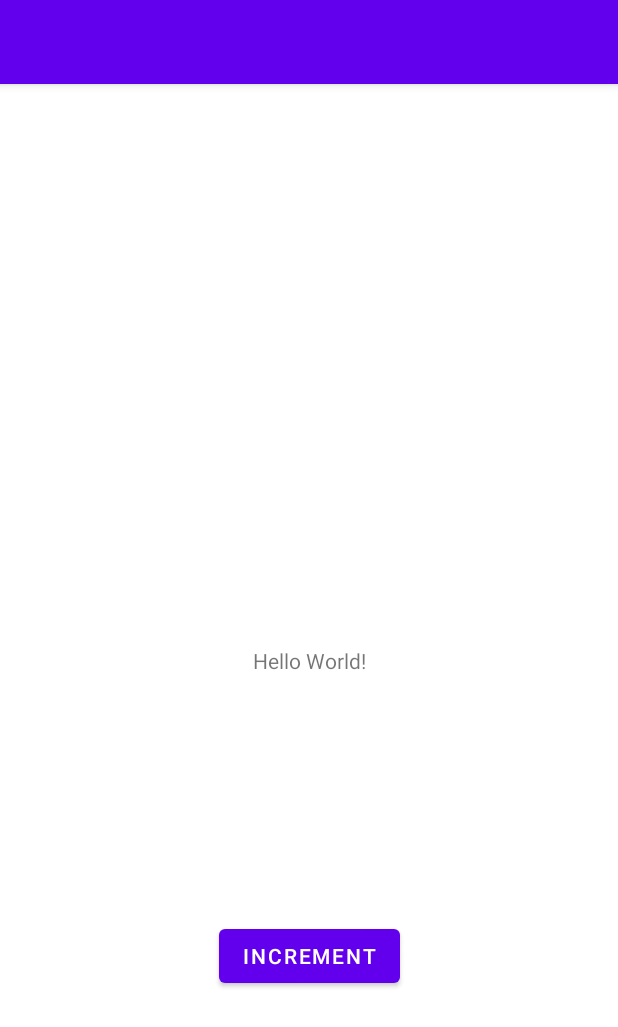
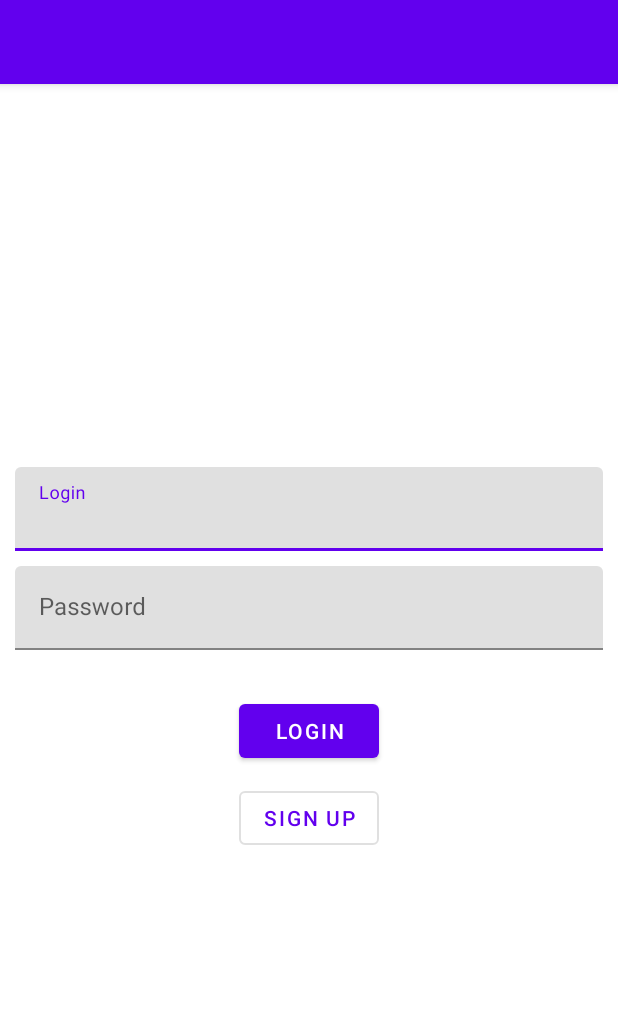
Before and after one commit to Abissem/Android4A, an Android app: the screen it shows after launch (MainActivity), on a phone screen of 412 x 824 dp. Shown: the top 1027 px of the screen. Run offline under Robolectric (Android 15) with nearby library versions, the phone set to English and light mode, and no system bars; our stand-ins replace Room's generated code; 3 statements that could not run were skipped.

Commit message:
ADD Features

```diff
--- a/app/build.gradle
+++ b/app/build.gradle
@@ -54,6 +54,9 @@ dependencies {
     implementation 'androidx.constraintlayout:constraintlayout:2.0.4'
     implementation "androidx.lifecycle:lifecycle-viewmodel-ktx:2.2.0"
     implementation "org.jetbrains.kotlinx:kotlinx-coroutines-core:1.4.0"
+    implementation 'org.jetbrains.kotlinx:kotlinx-coroutines-android:1.3.9'
+
+    implementation 'com.google.android.material:material:1.2.1'
 
     //ROOM
     implementation "androidx.room:room-runtime:$room_version"
--- a/app/src/main/java/com/example/android4a/data/local/DatabaseDao.kt
+++ b/app/src/main/java/com/example/android4a/data/local/DatabaseDao.kt
@@ -12,7 +12,7 @@ interface DatabaseDao {
     fun getAll(): List<UserLocal>
 
     @Query("SELECT * FROM userlocal WHERE email LIKE :email LIMIT 1")
-    fun findByName(email: String): UserLocal
+    fun findByName(email: String): UserLocal?
 
     @Insert
     fun insert(users: UserLocal)
--- a/app/src/main/java/com/example/android4a/data/repository/UserRepository.kt
+++ b/app/src/main/java/com/example/android4a/data/repository/UserRepository.kt
@@ -13,8 +13,8 @@ class UserRepository(
         databaseDao.insert(user.toData())
     }
 
-    fun getUser(email: String) : User {
+    fun getUser(email: String) : User? {
         val userLocal = databaseDao.findByName(email)
-        return userLocal.toEntity()
+        return userLocal?.toEntity()
     }
 }
--- a/app/src/main/java/com/example/android4a/domain/usecase/GetUserUseCase.kt
+++ b/app/src/main/java/com/example/android4a/domain/usecase/GetUserUseCase.kt
@@ -6,7 +6,7 @@ import com.example.android4a.domain.entity.User
 class GetUserUseCase(
     private val userRepository: UserRepository
 ) {
-    suspend fun invoke(email: String) : User{
+    suspend fun invoke(email: String) : User?{
         return userRepository.getUser(email)
     }
 }
--- /dev/null
+++ b/app/src/main/java/com/example/android4a/presentation/main/LoginStatus.kt
@@ -0,0 +1,6 @@
+package com.example.android4a.presentation.main
+
+sealed class LoginStatus
+
+data class LoginSuccess(val email: String) : LoginStatus()
+object LoginError : LoginStatus()
--- a/app/src/main/res/layout/activity_main.xml
+++ b/app/src/main/res/layout/activity_main.xml
@@ -4,26 +4,69 @@
     xmlns:tools="http://schemas.android.com/tools"
     android:layout_width="match_parent"
     android:layout_height="match_parent"
+    android:padding="10dp"
     tools:context=".presentation.main.MainActivity">
 
-    <TextView
-        android:id="@+id/main_text"
+    <com.google.android.material.textfield.TextInputLayout
+        android:id="@+id/login_input_layout"
+        android:layout_width="match_parent"
+        android:layout_height="wrap_content"
+        android:hint="Login"
+        app:layout_constraintVertical_chainStyle="packed"
+        app:layout_constraintTop_toTopOf="parent"
+        app:layout_constraintStart_toStartOf="parent"
+        app:layout_constraintEnd_toEndOf="parent"
+        app:layout_constraintBottom_toTopOf="@id/password_input_layout">
+
+        <com.google.android.material.textfield.TextInputEditText
+            android:id="@+id/login_edit"
+            android:layout_width="match_parent"
+            android:layout_height="wrap_content"
+            />
+
+    </com.google.android.material.textfield.TextInputLayout>
+
+    <com.google.android.material.textfield.TextInputLayout
+        android:id="@+id/password_input_layout"
+        android:layout_width="match_parent"
+        android:layout_height="wrap_content"
+        android:hint="Password"
+        android:layout_marginTop="10dp"
+        app:layout_constraintTop_toBottomOf="@id/login_input_layout"
+        app:layout_constraintStart_toStartOf="parent"
+        app:layout_constraintEnd_toEndOf="parent"
+        app:layout_constraintBottom_toTopOf="@id/login_button">
+
+        <com.google.android.material.textfield.TextInputEditText
+            android:id="@+id/password_edit"
+            android:layout_width="match_parent"
+            android:layout_height="wrap_content"
+            android:inputType="textPassword"
+            />
+
+    </com.google.android.material.textfield.TextInputLayout>
+
+    <com.google.android.material.button.MaterialButton
+        android:id="@+id/login_button"
+        android:layout_width="0dp"
+        android:layout_height="wrap_content"
+        android:layout_marginTop="30dp"
+        app:layout_constraintBottom_toTopOf="@id/create_account_button"
+        app:layout_constraintLeft_toLeftOf="@id/create_account_button"
+        app:layout_constraintRight_toRightOf="@id/create_account_button"
+        app:layout_constraintTop_toBottomOf="@+id/password_input_layout"
+        android:text="Login"/>
+
+    <com.google.android.material.button.MaterialButton
+        android:id="@+id/create_account_button"
         android:layout_width="wrap_content"
         android:layout_height="wrap_content"
-        android:text="Hello World!"
+        style="?attr/materialButtonOutlinedStyle"
+        android:layout_marginTop="10dp"
         app:layout_constraintBottom_toBottomOf="parent"
         app:layout_constraintLeft_toLeftOf="parent"
         app:layout_constraintRight_toRightOf="parent"
-        app:layout_constraintTop_toTopOf="parent" />
-
-    <Button
-        android:id="@+id/main_button"
-        android:layout_width="wrap_content"
-        android:layout_height="wrap_content"
-        app:layout_constraintBottom_toBottomOf="parent"
-        app:layout_constraintLeft_toLeftOf="parent"
-        app:layout_constraintRight_toRightOf="parent"
-        app:layout_constraintTop_toBottomOf="@+id/main_text"
-        android:text="Increment"/>
+        app:layout_constraintTop_toBottomOf="@+id/login_button"
+        android:text="Sign up"/>
 
 </androidx.constraintlayout.widget.ConstraintLayout>
```
Also changed, not shown: app/src/main/java/com/example/android4a/presentation/main/MainActivity.kt (+19 -5 lines), app/src/main/java/com/example/android4a/presentation/main/MainViewModel.kt (+13 -10 lines).
